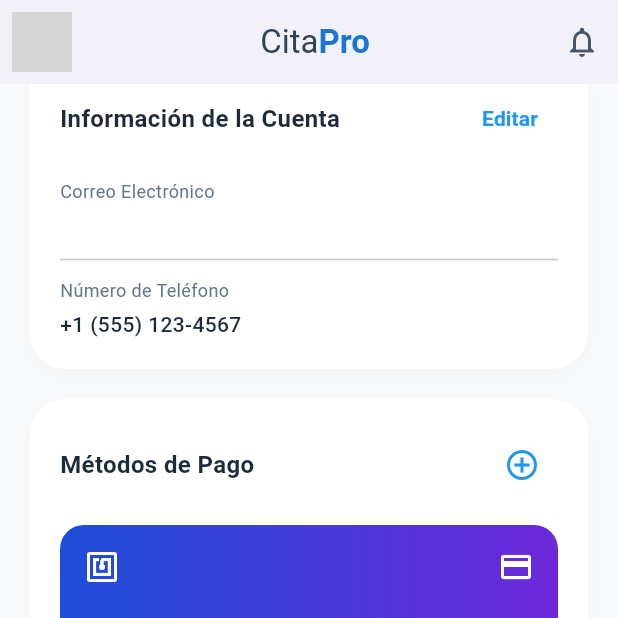
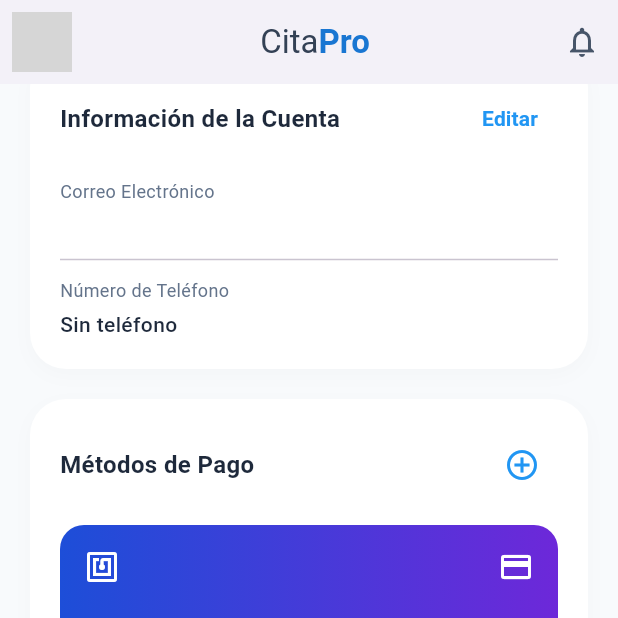
Before and after one commit to OliverRD/CitaPro, a Flutter app: the ProfileScreen screen opened directly, scrolled down 245 dp, on a phone screen of 412 x 824 dp, the top half of it. Run offline on Flutter 3.47's test engine with Material 3 defaults, Android fonts, the phone set to English and light mode, and no system bars; our stand-ins replace image_picker, supabase_flutter; missing offline and left inert: crypt; accounts and stored records are empty; network calls fail; grey boxes are pictures that could not be loaded.

Commit message:
Codigo bueno no cambiarlo

```diff
--- a/lib/data/repositories/auth_repository_mock.dart
+++ b/lib/data/repositories/auth_repository_mock.dart
@@ -10,7 +10,6 @@
     if (email == 'test@citapro.com' && password == '123456') {
       return {
         'nombreUser': 'Usuario',
-        'apellidoUser': 'Prueba',
         'correoUser': email,
         'auth_id': 'mock-uuid-123',
         'id_rol': 2,
@@ -23,7 +22,6 @@
   @override
   Future<void> signUp({
     required String name,
-    required String cedula,
     required String email,
     required String password,
     required String cellphone,
--- a/lib/domain/repositories/auth_repository.dart
+++ b/lib/domain/repositories/auth_repository.dart
@@ -6,7 +6,6 @@
 
   Future<void> signUp({
     required String name,
-    required String cedula,
     required String email,
     required String password,
     required String cellphone,
--- a/lib/presentation/viewmodels/profile_viewmodel.dart
+++ b/lib/presentation/viewmodels/profile_viewmodel.dart
@@ -8,10 +8,12 @@
   bool _isLoading = false;
   String _userName = 'Cargando...';
   String _userEmail = '';
+  String _userPhone = 'Sin teléfono';
 
   bool get isLoading => _isLoading;
   String get userName => _userName;
   String get userEmail => _userEmail;
+  String get userPhone => _userPhone;
 
   String? _userPhotoUrl;
   String? get userPhotoUrl => _userPhotoUrl;
@@ -29,21 +31,26 @@
       if (user != null) {
         _userEmail = user.email ?? '';
 
-        // Obtiene los datos del usuario desde la tabla de usuarios
         final data = await _supabaseClient
             .from('usuarios')
-            .select('nombreUser')
+            .select('nombreUser, telefonoUser')
             .eq('auth_id', user.id)
             .maybeSingle();
 
         if (data != null) {
           _userName = (data['nombreUser'] ?? '').toString().trim();
+          _userPhone = (data['telefonoUser'] ?? 'Sin teléfono')
+              .toString()
+              .trim();
+          if (_userPhone.isEmpty) _userPhone = 'Sin teléfono';
         } else {
           _userName = user.userMetadata?['full_name'] ?? 'Usuario';
+          _userPhone = 'Sin teléfono';
         }
       }
     } catch (e) {
       _userName = 'Error al cargar';
+      _userPhone = 'Error al cargar';
     } finally {
       _isLoading = false;
       notifyListeners();
--- a/lib/presentation/views/profile_screen.dart
+++ b/lib/presentation/views/profile_screen.dart
@@ -235,7 +235,7 @@
                               const Divider(height: 24),
                               _buildInfoRow(
                                 'Número de Teléfono',
-                                '+1 (555) 123-4567',
+                                viewModel.userPhone,
                               ),
                             ],
                           ),
```
Also changed, not shown: lib/data/repositories/auth_repository_impl.dart (+15 -27 lines), lib/presentation/views/register_screen.dart (+1 -13 lines).
